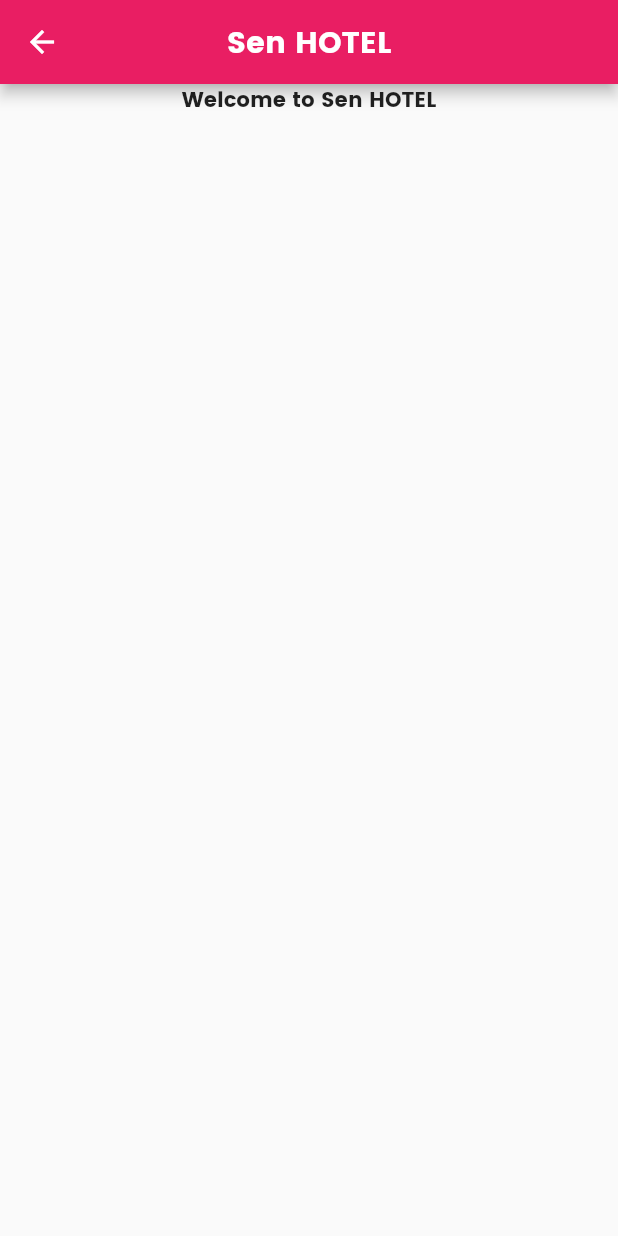
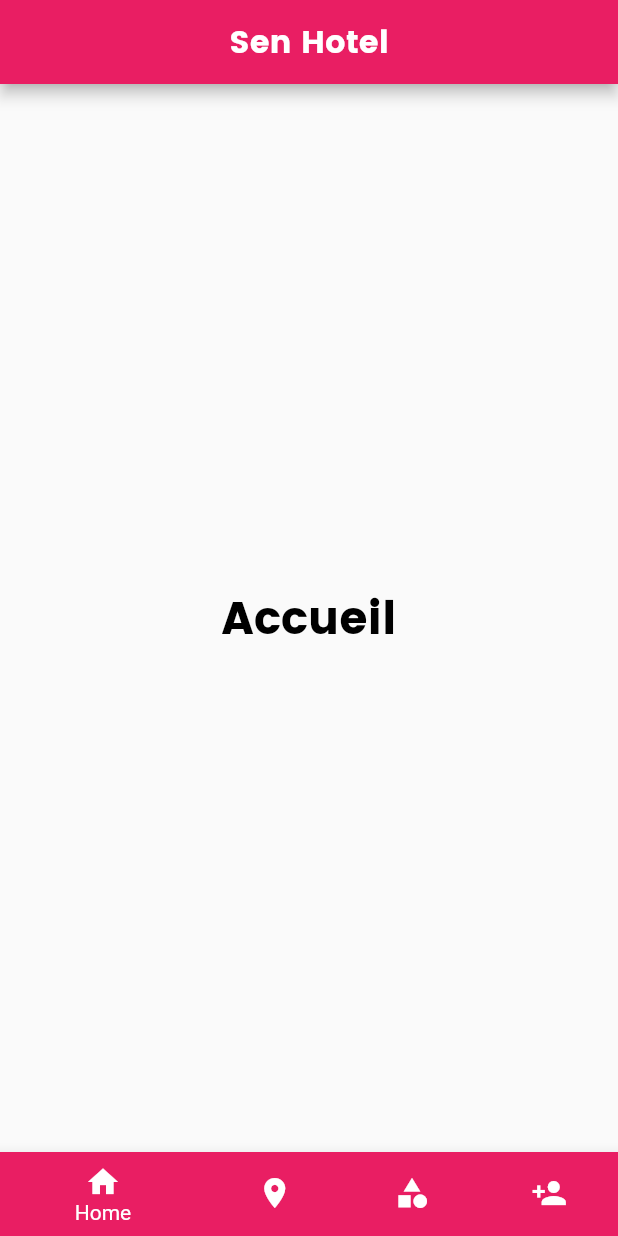
Before and after one commit to Caly-tech/hotelDevMobile, a Flutter app: the screen it shows after launch, scrolled down 576 dp, after a tap on "Get Started", on a phone screen of 412 x 824 dp. Run offline on Flutter 3.47's test engine with Material 2 defaults, Android fonts, the phone set to English and light mode, and no system bars; our stand-ins replace google_nav_bar.

Commit message:
3er commit

```diff
--- /dev/null
+++ b/lib/admin/modals/accueil.dart
@@ -0,0 +1,19 @@
+import 'package:flutter/material.dart';
+
+import '../../start/titleText.dart';
+
+class Accueil extends StatefulWidget {
+  const Accueil({Key? key}) : super(key: key);
+
+  @override
+  State<Accueil> createState() => _AccueilState();
+}
+
+class _AccueilState extends State<Accueil> {
+  @override
+  Widget build(BuildContext context) {
+    return Center(
+      child:TitleText(text: "Accueil", color:Colors.black)
+    );
+  }
+}
--- a/lib/main.dart
+++ b/lib/main.dart
@@ -17,26 +17,3 @@ class MyApp extends StatelessWidget {
     );
   }
 }
-class HomePage extends StatefulWidget {
-  const HomePage({Key? key}) : super(key: key);
-
-  @override
-  State<HomePage> createState() => _HomePageState();
-}
-
-class _HomePageState extends State<HomePage> {
-  @override
-  Widget build(BuildContext context) {
-    return Scaffold(
-      appBar: AppBar(title:const Text("Sen HOTEL",style: TextStyle(fontFamily: 'Poppins'),),centerTitle: true, ),
-      body:Column(
-        children: [
-          Center(
-            child: Text("Welcome to Sen HOTEL",style: TextStyle(fontFamily: 'Poppins'),),
-          ),
-        ],
-      )
-
-    );
-  }
-}
--- /dev/null
+++ b/lib/start/home_page.dart
@@ -0,0 +1,54 @@
+import 'package:flutter/material.dart';
+import 'package:gestion_hotel/admin/modals/Client.dart';
+import 'package:gestion_hotel/admin/modals/accueil.dart';
+import 'package:gestion_hotel/admin/modals/categorie.dart';
+import 'package:gestion_hotel/admin/modals/chambre.dart';
+import 'package:gestion_hotel/start/titleText.dart';
+import 'package:google_nav_bar/google_nav_bar.dart';
+class HomePage extends StatefulWidget {
+  const HomePage({Key? key}) : super(key: key);
+
+  @override
+  State<HomePage> createState() => _HomePageState();
+}
+
+class _HomePageState extends State<HomePage> {
+
+  int _currentIndex=0;
+  final List _childreen=[
+    const Accueil(),
+    const Chambre(),
+    const Categorie(),
+    const Client(),
+  ];
+  @override
+  Widget build(BuildContext context) {
+    return Scaffold(
+        appBar: AppBar(
+          title:[
+             TitleText(text: 'Sen Hotel', color:Colors.white, size: 21,),
+             TitleText(text: 'Chambre', color:Colors.white,size: 21,),
+             TitleText(text: 'Category', color:Colors.white,size: 21,),
+             TitleText(text: 'Client', color:Colors.white,size: 21,),
+          ][_currentIndex],
+          automaticallyImplyLeading: false,centerTitle: true,
+        ),
+        body:_childreen[_currentIndex],
+        bottomNavigationBar:BottomNavigationBar(
+          currentIndex: _currentIndex,
+        items: const [
+          BottomNavigationBarItem(icon: Icon(Icons.home),label:"Home",backgroundColor: Colors.pink),
+          BottomNavigationBarItem(icon: Icon(Icons.room),label:"Chambre"),
+          BottomNavigationBarItem(icon: Icon(Icons.category),label:"Category"),
+          BottomNavigationBarItem(icon: Icon(Icons.person_add),label:"Client"),
+        ],
+          onTap: (index){
+          setState(() {
+            _currentIndex=index;
+          });
+          },
+    ),
+
+    );
+  }
+}
--- a/lib/start/welcome_page.dart
+++ b/lib/start/welcome_page.dart
@@ -1,7 +1,7 @@
 import 'package:flutter/material.dart';
-import 'package:gestion_hotel/main.dart';
 import 'package:gestion_hotel/start/subtitleText.dart';
 import 'package:gestion_hotel/start/titleText.dart';
+import 'package:gestion_hotel/start/home_page.dart';
 class WelcomePage extends StatefulWidget {
   const WelcomePage({Key? key}) : super(key: key);
 
@@ -21,9 +21,9 @@ class _WelcomePageState extends State<WelcomePage> {
     "Profil"
   ];
   List subtitle=[
-    "Trouvé les chambres en quelque click",
-    "Reservé chambre bar facilement",
-    "Gerer vos données de maniere efficace"
+    "Trouver des chambres en quelques clicks",
+    "Reserver des chambres bars places facilement et rapidement",
+    "Gerer vos données personnelles de maniere efficace"
   ];
   @override
   Widget build(BuildContext context) {
@@ -33,15 +33,16 @@ class _WelcomePageState extends State<WelcomePage> {
          scrollDirection: Axis.vertical,
            itemBuilder: (context,index){
            return Container(
+             margin: EdgeInsets.only(top:90),
              width:double.infinity,
              height: double.infinity,
              decoration: BoxDecoration(
                image:DecorationImage(
-                   image:AssetImage("assets/images/"+images[index]),
+                   image:AssetImage("assets/images/"+images[index])
              ),
              ),
              child: Container(
-               margin: EdgeInsets.only(top:100,left: 20,right: 20),
+               margin: EdgeInsets.only(top:5,left: 20,right: 20),
                child: Row(
                  mainAxisAlignment: MainAxisAlignment.spaceBetween,
                  children: [
@@ -49,11 +50,12 @@ class _WelcomePageState extends State<WelcomePage> {
                      crossAxisAlignment: CrossAxisAlignment.start,
                      children: [
                        TitleText(text:title[index], color:Colors.black),
-                       //SizedBox(height: 20),
+                       SizedBox(height: 10),
                        Container(
                          width: 250,
                          child: SubTitleText(text:subtitle[index], color: Colors.pink,),
                        ),
+                       SizedBox(height: 10),
                        ElevatedButton(onPressed: (){
                          Navigator.of(context).push(MaterialPageRoute(builder: (context)=>HomePage()));
                        }, child:SubTitleText(text:"Get Started",
--- a/pubspec.yaml
+++ b/pubspec.yaml
@@ -36,6 +36,7 @@ dependencies:
   # The following adds the Cupertino Icons font to your application.
   # Use with the CupertinoIcons class for iOS style icons.
   cupertino_icons: ^1.0.2
+  google_nav_bar: ^5.0.6
 
 dev_dependencies:
   flutter_test:
```
Also changed, not shown: lib/admin/modals/Client.dart (added, +19 -0 lines), lib/admin/modals/categorie.dart (added, +19 -0 lines), lib/admin/modals/chambre.dart (added, +19 -0 lines), pubspec.lock.
